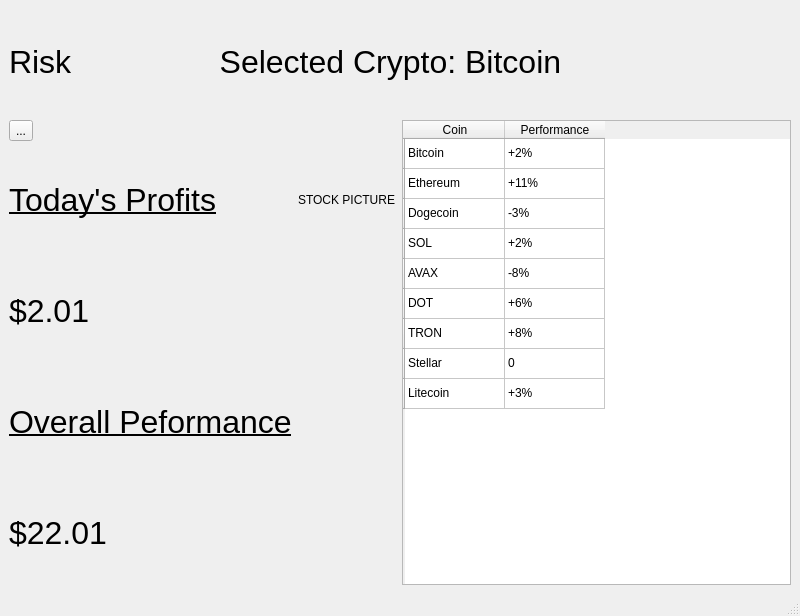
Above: StartScreen.ui from asmithie13/BitBlitz before the change. Below: the same form after it.
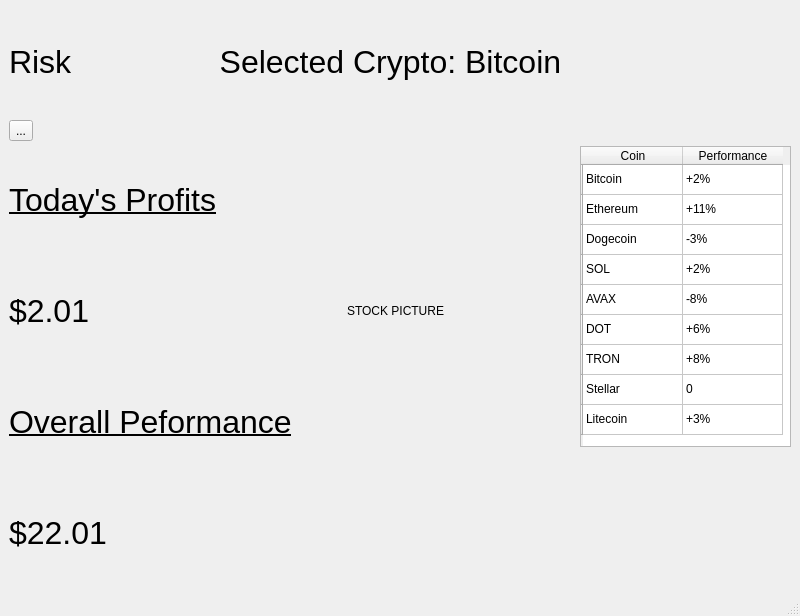
That is the form after the change.

Commit message: API is setup and can graph and pull data from site.

Diff of the .ui file:
```diff
--- a/StartScreen.ui
+++ b/StartScreen.ui
@@ -48,8 +48,20 @@
       </property>
      </widget>
     </item>
-    <item row="1" column="3" rowspan="5">
+    <item row="1" column="3" rowspan="4">
      <widget class="QTableWidget" name="tableWidget">
+      <property name="minimumSize">
+       <size>
+        <width>211</width>
+        <height>301</height>
+       </size>
+      </property>
+      <property name="maximumSize">
+       <size>
+        <width>211</width>
+        <height>301</height>
+       </size>
+      </property>
       <row>
        <property name="text">
         <string/>
@@ -211,13 +223,6 @@
       </property>
      </widget>
     </item>
-    <item row="2" column="2">
-     <widget class="QLabel" name="label_2">
-      <property name="text">
-       <string>STOCK PICTURE</string>
-      </property>
-     </widget>
-    </item>
     <item row="3" column="0">
      <widget class="QLabel" name="label_5">
       <property name="font">
@@ -258,6 +263,13 @@
       </property>
      </widget>
     </item>
+    <item row="3" column="2">
+     <widget class="QLabel" name="label_2">
+      <property name="text">
+       <string>STOCK PICTURE</string>
+      </property>
+     </widget>
+    </item>
    </layout>
   </widget>
   <widget class="QMenuBar" name="menubar">
```
Left out of the diff: 2 changed lines with no effect on the pictures. The commit also changes 2 other files.
